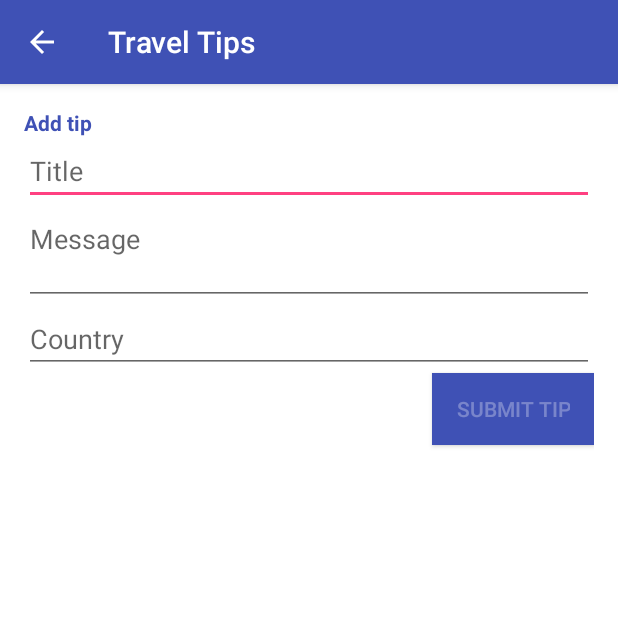
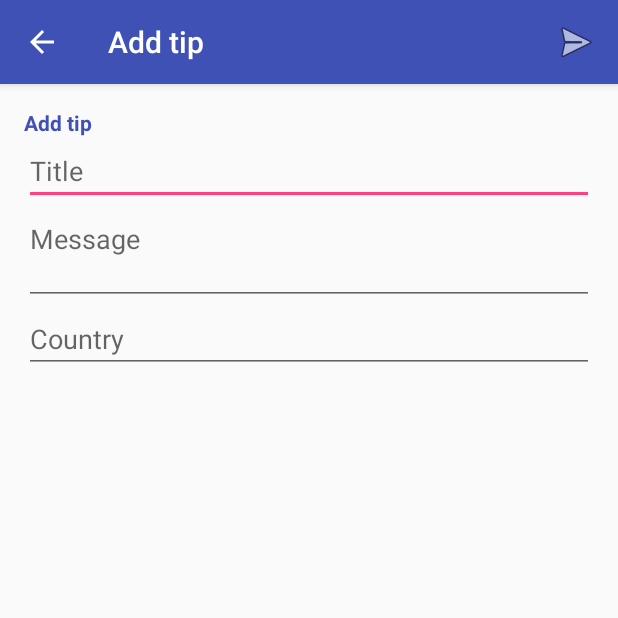
Before and after one commit to WesleyKlop/Travel-Tips, an Android app: the AddTipActivity screen opened directly, with no data from a screen before it, on a phone screen of 412 x 824 dp, the top half of it. Run offline under Robolectric (Android 15) with nearby library versions, the phone set to English and light mode, and no system bars; our stand-ins replace Volley; network calls fail.

Commit message:
Replace button with send action

```diff
--- a/app/build.gradle
+++ b/app/build.gradle
@@ -2,7 +2,7 @@ apply plugin: 'com.android.application'
 
 android {
     compileSdkVersion 23
-    buildToolsVersion "23.0.2"
+    buildToolsVersion '23.0.2'
 
     defaultConfig {
         applicationId "nl.wesleyklop.traveltips"
@@ -20,7 +20,7 @@ android {
 }
 
 dependencies {
-    compile fileTree(dir: 'libs', include: ['*.jar'])
+    compile fileTree(include: ['*.jar'], dir: 'libs')
     testCompile 'junit:junit:4.12'
     //noinspection GradleDependency
     compile 'com.android.support:appcompat-v7:23.2.0'
--- a/app/src/main/AndroidManifest.xml
+++ b/app/src/main/AndroidManifest.xml
@@ -29,7 +29,8 @@
         </activity>
         <activity
             android:name=".activities.AddTipActivity"
-            android:parentActivityName=".activities.MainActivity">
+            android:parentActivityName=".activities.MainActivity"
+            android:theme="@style/AppTheme.NoActionBar">
             <meta-data
                 android:name="android.support.PARENT_ACTIVITY"
                 android:value=".activities.MainActivity" />
--- a/app/src/main/java/nl/wesleyklop/traveltips/activities/AddTipActivity.java
+++ b/app/src/main/java/nl/wesleyklop/traveltips/activities/AddTipActivity.java
@@ -3,8 +3,10 @@ package nl.wesleyklop.traveltips.activities;
 import android.content.Intent;
 import android.os.Bundle;
 import android.support.v7.app.AppCompatActivity;
+import android.support.v7.widget.Toolbar;
 import android.util.Log;
-import android.view.View;
+import android.view.Menu;
+import android.view.MenuItem;
 import android.widget.EditText;
 import android.widget.SimpleAdapter;
 
@@ -28,7 +30,7 @@ import nl.wesleyklop.traveltips.ReqQueue;
  * TODO: verify country name using countryAdapter
  * TODO: convert country name -> id OR server side?
  */
-public class AddTipActivity extends AppCompatActivity implements View.OnClickListener {
+public class AddTipActivity extends AppCompatActivity {
     public final static String TAG = "AddTipActivity";
     private ArrayList<HashMap<String, String>> countryList = null;
     private SimpleAdapter countryAdapter = null;
@@ -37,6 +39,11 @@ public class AddTipActivity extends AppCompatActivity implements View.OnClickLis
     protected void onCreate(Bundle savedInstanceState) {
         super.onCreate(savedInstanceState);
         setContentView(R.layout.activity_add_tip);
+        Toolbar toolbar = (Toolbar) findViewById(R.id.toolbar);
+        toolbar.setTitle(getString(R.string.action_add_tip_title));
+        setSupportActionBar(toolbar);
+        //noinspection ConstantConditions
+        getSupportActionBar().setDisplayHomeAsUpEnabled(true);
 
         Intent intent = getIntent();
 
@@ -45,13 +52,6 @@ public class AddTipActivity extends AppCompatActivity implements View.OnClickLis
         this.countryList = countryList;
 
         countryAdapter = getCountryListAsAdapter();
-
-        findViewById(R.id.tipSubmitButton).setOnClickListener(this);
-
-        /*if (Intent.ACTION_SEARCH.equals(intent.getAction())) {
-            String query = intent.getStringExtra(SearchManager.QUERY);
-            filterSearchView(query);
-        }*/
     }
 
     private SimpleAdapter getCountryListAsAdapter() {
@@ -64,12 +64,24 @@ public class AddTipActivity extends AppCompatActivity implements View.OnClickLis
     }
 
     @Override
-    public void onClick(View v) {
-        Log.d(TAG, String.valueOf(v.getId() == R.id.tipSubmitButton));
-        switch (v.getId()) {
-            case R.id.tipSubmitButton:
+    public boolean onCreateOptionsMenu(Menu menu) {
+        // Inflate the menu; this adds items to the action bar if it is present.
+        getMenuInflater().inflate(R.menu.menu_add_tip, menu);
+
+        return true;
+    }
+
+    @Override
+    public boolean onOptionsItemSelected(MenuItem item) {
+        switch (item.getItemId()) {
+
+            case R.id.action_send:
                 submitTip();
-                break;
+                return true;
+
+            default:
+                return super.onOptionsItemSelected(item);
+
         }
     }
 
--- a/app/src/main/res/layout/activity_add_tip.xml
+++ b/app/src/main/res/layout/activity_add_tip.xml
@@ -1,84 +1,26 @@
 <?xml version="1.0" encoding="utf-8"?>
-<RelativeLayout xmlns:android="http://schemas.android.com/apk/res/android"
+<android.support.design.widget.CoordinatorLayout xmlns:android="http://schemas.android.com/apk/res/android"
+    xmlns:app="http://schemas.android.com/apk/res-auto"
     xmlns:tools="http://schemas.android.com/tools"
     android:layout_width="match_parent"
     android:layout_height="match_parent"
-    android:background="@color/colorBackground"
-    android:paddingBottom="@dimen/activity_vertical_margin"
-    android:paddingLeft="@dimen/activity_horizontal_margin"
-    android:paddingRight="@dimen/activity_horizontal_margin"
-    android:paddingTop="@dimen/activity_vertical_margin"
+    android:fitsSystemWindows="true"
     tools:context="nl.wesleyklop.traveltips.activities.AddTipActivity">
 
+    <android.support.design.widget.AppBarLayout
+        android:layout_width="match_parent"
+        android:layout_height="wrap_content"
+        android:theme="@style/AppTheme.AppBarOverlay">
 
-    <!--SearchView
-        android:layout_width="wrap_content"
-        android:layout_height="wrap_content"
-        android:id="@+id/searchCountryView"
-        android:layout_alignParentTop="true"
-        android:layout_alignParentEnd="true"
-        android:layout_alignParentStart="true"
-        android:queryHint="@string/country_search_text" /-->
+        <android.support.v7.widget.Toolbar
+            android:id="@+id/toolbar"
+            android:layout_width="match_parent"
+            android:layout_height="?attr/actionBarSize"
+            android:background="?attr/colorPrimary"
+            app:popupTheme="@style/AppTheme.PopupOverlay" />
 
-    <TextView
-        android:id="@+id/textView"
-        android:layout_width="wrap_content"
-        android:layout_height="wrap_content"
-        android:layout_alignParentStart="true"
-        android:layout_alignParentTop="true"
-        android:text="@string/header_tip_add"
-        android:textColor="@color/colorPrimary"
-        android:textStyle="bold" />
+    </android.support.design.widget.AppBarLayout>
 
-    <EditText
-        android:id="@+id/tipTitle"
-        android:layout_width="fill_parent"
-        android:layout_height="wrap_content"
-        android:layout_alignParentEnd="true"
-        android:layout_alignParentStart="true"
-        android:layout_below="@+id/textView"
-        android:gravity="top|start"
-        android:hint="@string/hint_tip_title"
-        android:maxLength="144"
-        android:maxLines="4" />
+    <include layout="@layout/content_add_tip" />
 
-    <EditText
-        android:id="@+id/tipMessage"
-        android:layout_width="fill_parent"
-        android:layout_height="wrap_content"
-        android:layout_alignEnd="@+id/tipTitle"
-        android:layout_alignParentStart="true"
-        android:layout_below="@+id/tipTitle"
-        android:gravity="top|start"
-        android:hint="@string/hint_tip_message"
-        android:inputType="textMultiLine"
-        android:lines="6"
-        android:maxLines="6"
-        android:minLines="2"
-        android:scrollbars="vertical" />
-
-    <EditText
-        android:id="@+id/tipCountry"
-        android:layout_width="wrap_content"
-        android:layout_height="wrap_content"
-        android:layout_alignParentEnd="true"
-        android:layout_alignParentStart="true"
-        android:layout_below="@+id/tipMessage"
-        android:hint="@string/hint_tip_country"
-        android:lines="1"
-        android:singleLine="true" />
-
-    <Button
-        android:id="@+id/tipSubmitButton"
-        android:layout_width="wrap_content"
-        android:layout_height="wrap_content"
-        android:layout_alignParentEnd="true"
-        android:layout_below="@+id/tipCountry"
-        android:height="36dp"
-        android:background="@color/colorPrimary"
-        android:minWidth="64dp"
-        android:paddingEnd="16dp"
-        android:paddingStart="16dp"
-        android:text="@string/hint_tip_submit"
-        android:textColor="#4DFFFFFF" />
-</RelativeLayout>
+</android.support.design.widget.CoordinatorLayout>
--- /dev/null
+++ b/app/src/main/res/layout/content_add_tip.xml
@@ -0,0 +1,61 @@
+<?xml version="1.0" encoding="utf-8"?>
+<RelativeLayout xmlns:android="http://schemas.android.com/apk/res/android"
+    xmlns:app="http://schemas.android.com/apk/res-auto"
+    android:layout_width="match_parent"
+    android:layout_height="match_parent"
+    android:orientation="vertical"
+    android:paddingBottom="@dimen/activity_vertical_margin"
+    android:paddingEnd="@dimen/activity_horizontal_margin"
+    android:paddingStart="@dimen/activity_horizontal_margin"
+    android:paddingTop="@dimen/activity_vertical_margin"
+    app:layout_behavior="@string/appbar_scrolling_view_behavior">
+
+    <TextView
+        android:id="@+id/textView"
+        android:layout_width="wrap_content"
+        android:layout_height="wrap_content"
+        android:layout_alignParentStart="true"
+        android:layout_alignParentTop="true"
+        android:text="@string/header_tip_add"
+        android:textColor="@color/colorPrimary"
+        android:textStyle="bold" />
+
+    <EditText
+        android:id="@+id/tipTitle"
+        android:layout_width="fill_parent"
+        android:layout_height="wrap_content"
+        android:layout_alignParentEnd="true"
+        android:layout_alignParentStart="true"
+        android:layout_below="@+id/textView"
+        android:gravity="top|start"
+        android:hint="@string/hint_tip_title"
+        android:maxLength="144"
+        android:maxLines="4" />
+
+    <EditText
+        android:id="@+id/tipMessage"
+        android:layout_width="fill_parent"
+        android:layout_height="wrap_content"
+        android:layout_alignEnd="@+id/tipTitle"
+        android:layout_alignParentStart="true"
+        android:layout_below="@+id/tipTitle"
+        android:gravity="top|start"
+        android:hint="@string/hint_tip_message"
+        android:inputType="textMultiLine"
+        android:lines="6"
+        android:maxLines="6"
+        android:minLines="2"
+        android:scrollbars="vertical" />
+
+    <EditText
+        android:id="@+id/tipCountry"
+        android:layout_width="wrap_content"
+        android:layout_height="wrap_content"
+        android:layout_alignParentEnd="true"
+        android:layout_alignParentStart="true"
+        android:layout_below="@+id/tipMessage"
+        android:hint="@string/hint_tip_country"
+        android:lines="1"
+        android:singleLine="true" />
+
+</RelativeLayout>
--- /dev/null
+++ b/app/src/main/res/menu/menu_add_tip.xml
@@ -0,0 +1,13 @@
+<?xml version="1.0" encoding="utf-8"?>
+<menu xmlns:android="http://schemas.android.com/apk/res/android"
+    xmlns:app="http://schemas.android.com/apk/res-auto"
+    xmlns:tools="http://schemas.android.com/tools"
+    tools:context=".activities.AddTipActivity">
+
+    <item
+        android:id="@+id/action_send"
+        android:icon="@android:drawable/ic_menu_send"
+        android:title="Send"
+        app:showAsAction="ifRoom" />
+
+</menu>
--- a/app/src/main/res/values/strings.xml
+++ b/app/src/main/res/values/strings.xml
@@ -14,4 +14,5 @@
     <string name="hint_tip_submit">Submit Tip</string>
     <string name="hint_tip_country">Country</string>
     <string name="not_logged_in_warning">You need to be logged in to do that.</string>
+    <string name="action_add_tip_title">Add tip</string>
 </resources>
```
